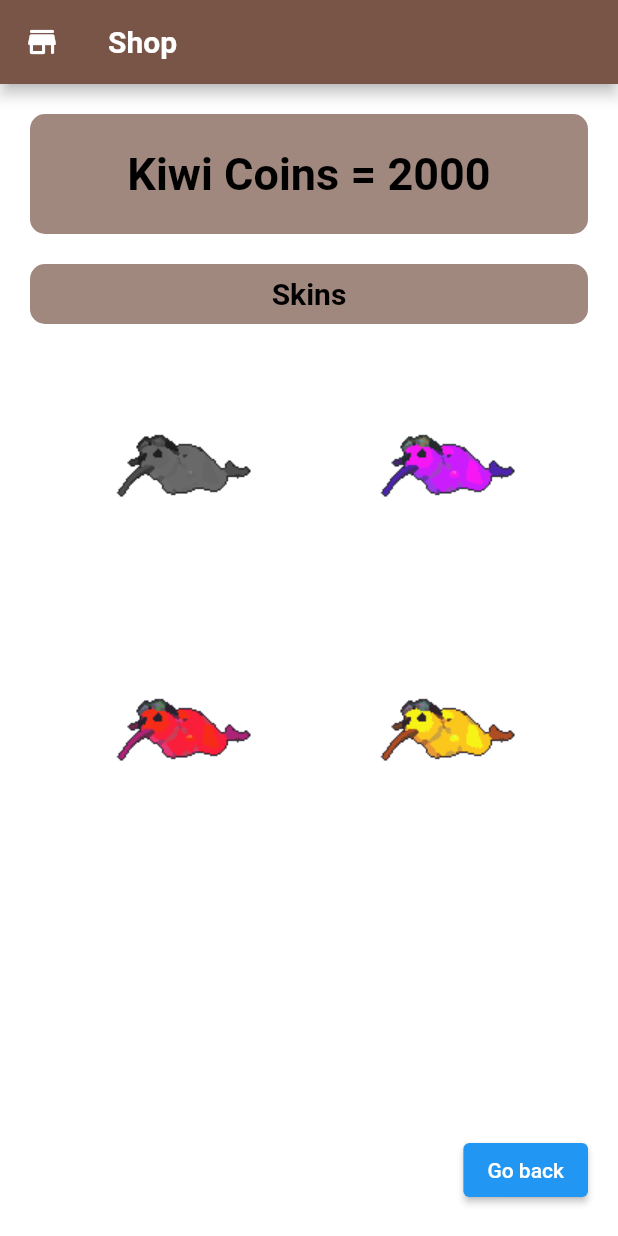
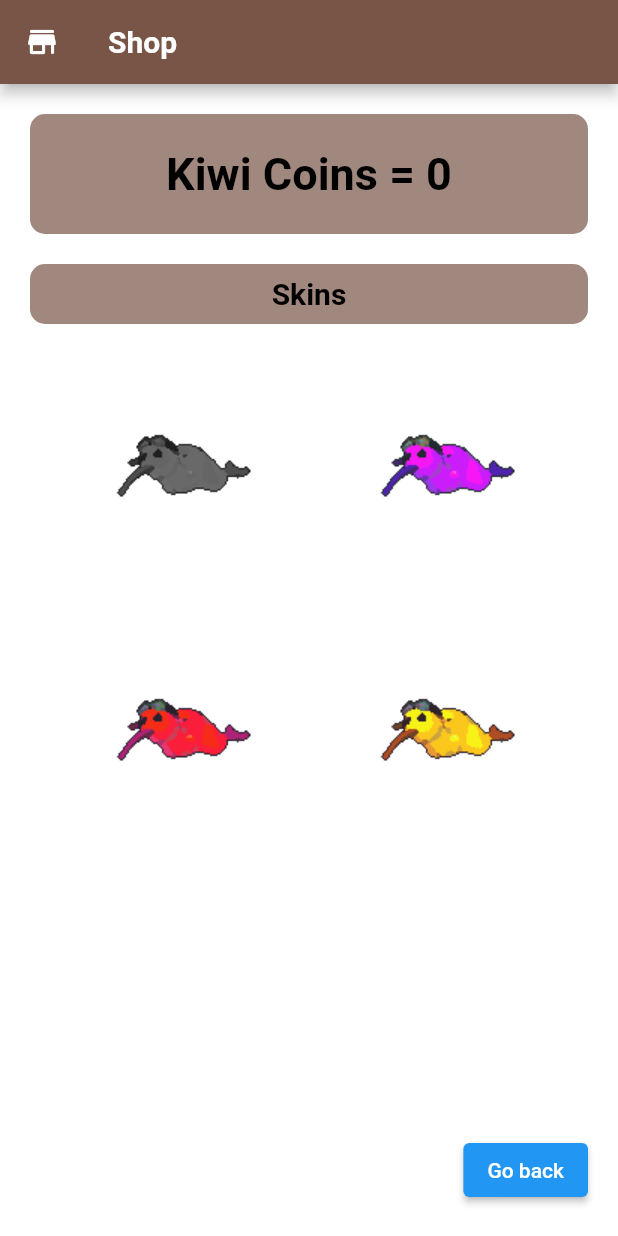
Before and after one commit to Weaselcore/comp602-kiwi-flutter-game, a Flutter app: the screen it shows after launch, after a tap on "Shop", on a phone screen of 412 x 824 dp. Run offline on Flutter 3.47's test engine with Material 2 defaults, Android fonts, the phone set to English and light mode, and no system bars; our stand-ins replace audioplayers, cloud_firestore, connectivity_plus, firebase_auth, firebase_core, google_sign_in and 3 more; missing offline and left inert: cloud_firestore_web, connectivity_plus_web, firebase_auth_web, firebase_core_web, flame, flame_audio and 2 more; accounts and stored records are empty.

Commit message:
Button error

```diff
--- a/lib/screens/shop.dart
+++ b/lib/screens/shop.dart
@@ -3,15 +3,29 @@ import 'package:flutter/material.dart';
 import 'package:flutter_game/main.dart';
 import 'package:hive/hive.dart';
 
-class ShopScreen extends StatelessWidget {
-   const ShopScreen({Key? key}) : super(key: key);
+class ShopScreen extends StatefulWidget {
+  @override
+  State<StatefulWidget> createState() {
+    return _ShopScreenState();
+  }
+}
 
-   static const IconData attach_money = IconData(0xe0b2, fontFamily: 'MaterialIcons');
+class _ShopScreenState extends State<ShopScreen> {
 
-  get coins => 2000; //Local get and must be update when after each user game.
-  get item => 100;
+  late Box _box;
+  late int _coin;
+  late String _skin;
 
-  get configBox => null;
+  @override
+  void initState(){
+    super.initState();
+    _box = Hive.box("config");
+
+    _coin = _box.get("coin");
+    _skin = _box.get("skin");
+  }
+
+  int itemscost = 0;
 
   @override
   Widget build(BuildContext context) {
@@ -46,7 +60,7 @@ class ShopScreen extends StatelessWidget {
                         child: Column(
                           mainAxisAlignment: MainAxisAlignment.center,
                           children: <Widget>[
-                            Text("Kiwi Coins = $coins",
+                            Text("Kiwi Coins = $_coin",
                                 style: TextStyle(
                                     fontWeight: FontWeight.bold,
                                     fontSize: 30,
@@ -100,8 +114,8 @@ class ShopScreen extends StatelessWidget {
                             ]
                         ),
                             onTap:() async {
-                          await configBox.put("coin", coins - item);
-                          //await configBox.put("skin", actual value);
+                              await _box.put("coin", _coin - itemscost);
+                              await _box.put("skin", "kiwi_sprite_purple.png");
                               print('tapped');
                             }
                         )
@@ -120,16 +134,8 @@ class ShopScreen extends StatelessWidget {
             )
         ));
   }
-}
- void main() {
-
-  Box configBox = Hive.box("config");
-
-  int coin = configBox .get("coin");
-  String skin = configBox .get("skin");
-
-
 
 }
-//TO DO: Add buttons to the Items and functions to buttons
-//Shop itemS: Kiwifruit, bugs
+
+  get coins => null; //Local get and must be update when after each user game.
+  get item => 100;
```
Lines whose indentation alone changed are shown as unchanged.
